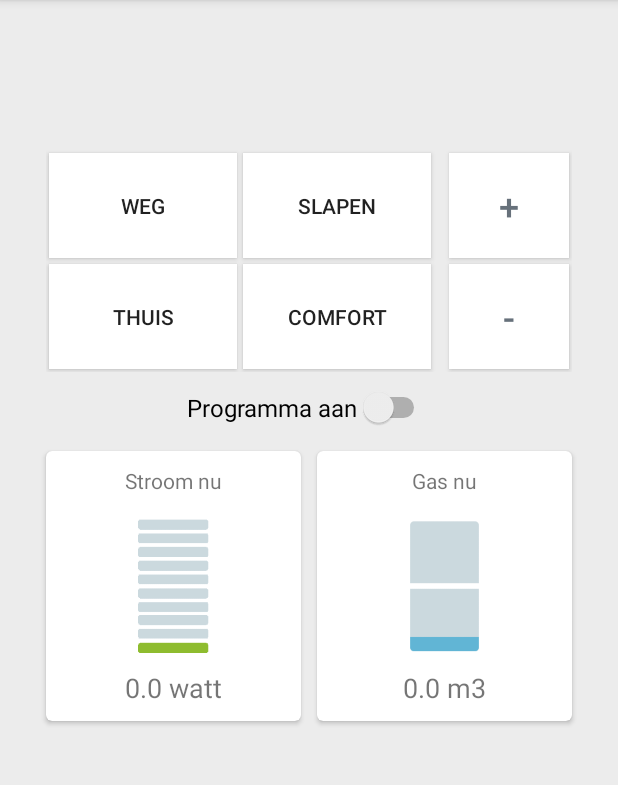
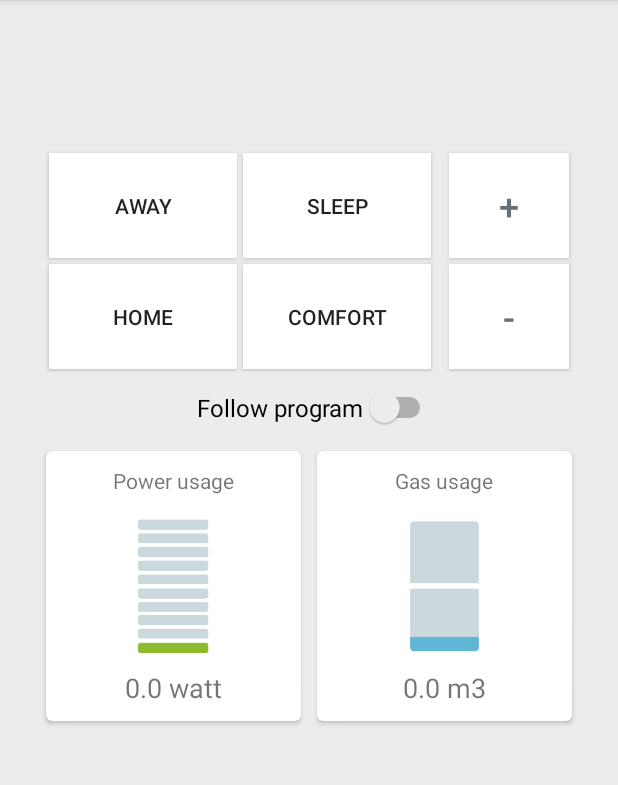
Before and after one commit to Inversion-NL/Toon-Android, an Android app: the screen it shows after launch (MainActivity), on a phone screen of 412 x 824 dp, the part 84-869 px from its top. Run offline under Robolectric (Android 15) with nearby library versions, the phone set to English and light mode, and no system bars; 2 statements that could not run were skipped.

Commit message:
Resolve lint issues Extract string resources layout files Translate to English

```diff
--- a/app/src/main/res/layout/activity_main.xml
+++ b/app/src/main/res/layout/activity_main.xml
@@ -27,7 +27,7 @@
                 android:id="@+id/txtvTemperature"
                 android:layout_width="wrap_content"
                 android:layout_height="wrap_content"
-                android:text="0.0"
+                tools:text="0.0"
                 android:textSize="32sp"
                 android:layout_centerHorizontal="true"
                 android:layout_centerVertical="true"
@@ -38,7 +38,7 @@
                 android:id="@+id/txtvSetPoint"
                 android:layout_width="wrap_content"
                 android:layout_height="wrap_content"
-                android:text="0.0"
+                tools:text="0.0"
                 android:layout_marginTop="4dp"
                 android:textSize="16sp"
                 android:layout_centerHorizontal="true"
@@ -52,7 +52,8 @@
             android:layout_centerHorizontal="true"
             android:layout_centerVertical="true"
             android:src="@drawable/fire"
-            android:visibility="invisible"/>
+            android:visibility="invisible"
+            tools:visibility="visible"/>
 
         <RelativeLayout
             android:layout_width="wrap_content"
@@ -66,7 +67,7 @@
                 android:layout_height="wrap_content"
                 android:id="@+id/txtvNextProgram"
                 android:layout_centerInParent="true"
-                android:text="No data"
+                android:text="@string/nextProgramText"
                 android:textSize="16sp"
                 android:gravity="center"
                 />
@@ -94,35 +95,35 @@
             android:id="@+id/btnAwayMode"
             style="@style/btnMode"
             android:layout_gravity="left|top"
-            android:text="Weg"
+            android:text="@string/temperature_setting_away"
              />
 
         <Button
             android:id="@+id/btnHomeMode"
             style="@style/btnMode"
             android:layout_gravity="left|top"
-            android:text="Thuis"
+            android:text="@string/temperature_setting_home"
             />
 
         <Button
             android:id="@+id/btnSleepMode"
             style="@style/btnMode"
             android:layout_gravity="left|top"
-            android:text="Slapen"
+            android:text="@string/temperature_setting_sleeping"
             />
 
         <Button
             android:id="@+id/btnCozyMode"
             style="@style/btnMode"
             android:layout_gravity="left|top"
-            android:text="Comfort"
+            android:text="@string/temperature_setting_comfort"
             />
 
         <Button
             android:id="@+id/btnPlus"
             style="@style/btnChangeTemp"
             android:layout_gravity="left|top"
-            android:text="+"
+            android:text="@string/temperature_setting_sign_plus"
 
             />
 
@@ -131,7 +132,7 @@
             android:id="@+id/btnMin"
             style="@style/btnChangeTemp"
             android:layout_gravity="left|top"
-            android:text="-"
+            android:text="@string/temperature_setting_sign_min"
             />
     </GridLayout>
 
@@ -150,13 +151,14 @@
             android:layout_height="wrap_content"
             android:layout_centerHorizontal="true"
             android:layout_marginTop="10dp"
+            android:paddingLeft="10dp"
             android:textSize="16sp"
-            android:text="Programma aan"/>
+            android:text="@string/temperature_setting_followProgram"/>
 
     </RelativeLayout>
 
     <GridLayout
-        android:id="@+id/glPowerGassUse"
+        android:id="@+id/glPowerGasUse"
         android:layout_width="wrap_content"
         android:layout_height="wrap_content"
         android:columnCount="2"
@@ -179,7 +181,7 @@
             <TextView
                 android:layout_width="wrap_content"
                 android:layout_height="wrap_content"
-                android:text="Stroom nu"
+                android:text="@string/powerUsage_title"
                 style="@style/txtvPowerGasTitle"
                 />
 
@@ -194,7 +196,7 @@
                 android:id="@+id/txtvCurrentPowerUse"
                 android:layout_width="wrap_content"
                 android:layout_height="wrap_content"
-                android:text="0.0 watt"
+                android:text="@string/powerUsage_value"
                 style="@style/txtvPowerGasDescription"
                 />
 
@@ -207,7 +209,7 @@
             <TextView
                 android:layout_width="wrap_content"
                 android:layout_height="wrap_content"
-                android:text="Gas nu"
+                android:text="@string/gasUsage_title"
                 style="@style/txtvPowerGasTitle"
                 />
 
@@ -222,7 +224,7 @@
                 android:id="@+id/txtvCurrentGasUse"
                 android:layout_width="wrap_content"
                 android:layout_height="wrap_content"
-                android:text="0.0 m3"
+                android:text="@string/gasUsage_value"
                 style="@style/txtvPowerGasDescription"
                 />
 
@@ -237,7 +239,7 @@
                 android:id="@+id/txtvTotalPowerUse"
                 android:layout_width="wrap_content"
                 android:layout_height="wrap_content"
-                android:text="0"
+                tools:text="0"
                 style="@style/txtvPowerGasDescription"
                 />
 
@@ -252,7 +254,7 @@
                 android:id="@+id/txtvTotalGasUse"
                 android:layout_width="wrap_content"
                 android:layout_height="wrap_content"
-                android:text="0"
+                tools:text="0"
                 style="@style/txtvPowerGasDescription"
                 />
 
--- a/app/src/main/res/values/strings.xml
+++ b/app/src/main/res/values/strings.xml
@@ -1,13 +1,26 @@
 <resources>
     <string name="app_name">Toon</string>
-    <string name="pref_network_title">Netwerk instellingen</string>
+    <string name="pref_network_title">Network settings</string>
     <string name="pref_url_title">Toon url</string>
-    <string name="pref_url_summary">Vul hier de url in die naar de Toon verwijst, bijv 192.168.0.0:8888</string>
+    <string name="pref_url_summary">Enter Toon url here, eg 192.168.0.0:8888</string>
     <string name="pref_url_default">192.168.0.0:8080</string>
     <string name="pref_token_title">Api token</string>
-    <string name="pref_token_summary">Vul hier, indien nodig, een api token in. Deze wordt meegestuurd in de http header</string>
-    <string name="pref_token_default"></string>
-    <string name="pref_network_advanced_title">Geavanceerde instellingen</string>
-    <string name="pref_title_use_redirection_service">Gebruik redirection service</string>
-    <string name="pref_summary_use_redirection_service">Maak gebruik van een redirect script om portforwarding in de router naar de Toon thermostaat te voorkomen</string>
+    <string name="pref_token_summary">Enter, if used, the api token. this is send within the http header</string>
+    <string name="pref_token_default" translatable="false"/>
+    <string name="pref_network_advanced_title">Advanced settings</string>
+    <string name="pref_title_use_redirection_service">Use redirection service</string>
+    <string name="pref_summary_use_redirection_service">Use redirect script to prevent the use of a port forward in your router to the Toon thermostat</string>
+    <string name="temperature_setting_away">Away</string>
+    <string name="temperature_setting_home">Home</string>
+    <string name="temperature_setting_sleeping">Sleep</string>
+    <string name="temperature_setting_comfort">Comfort</string>
+    <string name="temperature_setting_sign_plus" translatable="false">+</string>
+    <string name="temperature_setting_sign_min" translatable="false">-</string>
+    <string name="temperature_setting_followProgram">Follow program</string>
+    <string name="temperature_setting_dontFollowProgram">Don\'t follow program</string>
+    <string name="powerUsage_title">Power usage</string>
+    <string name="powerUsage_value">0.0 watt</string>
+    <string name="gasUsage_title">Gas usage</string>
+    <string name="gasUsage_value">0.0 m3</string>
+    <string name="nextProgramText">No data</string>
 </resources>
```
Also changed, not shown: app/src/main/java/com/toonapps/toon/view/MainActivity.java (+9 -4 lines), 1 other file.
